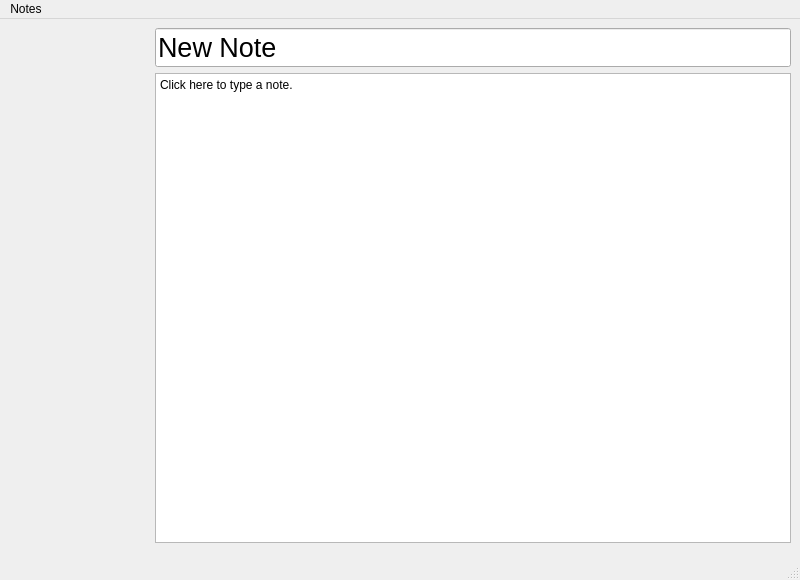
This is src/mainwindow.ui in colias-palaeno/qJot as Qt 5 draws it before an edit. The edited form follows.
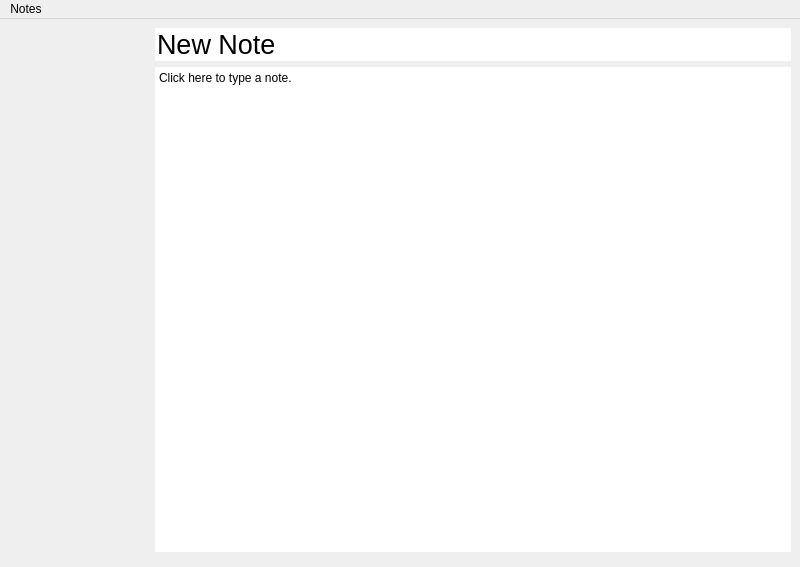
This is the edited form.

Patch:
```diff
--- a/src/mainwindow.ui
+++ b/src/mainwindow.ui
@@ -7,14 +7,22 @@
     <x>0</x>
     <y>0</y>
     <width>800</width>
-    <height>580</height>
+    <height>567</height>
    </rect>
   </property>
   <property name="windowTitle">
    <string>MainWindow</string>
   </property>
   <widget class="QWidget" name="centralwidget">
+   <property name="styleSheet">
+    <string notr="true">* {
+	border: 0;
+}</string>
+   </property>
    <layout class="QGridLayout" name="gridLayout">
+    <property name="bottomMargin">
+     <number>9</number>
+    </property>
     <item row="0" column="0" rowspan="3">
      <widget class="QScrollArea" name="scrollArea">
       <property name="sizePolicy">
@@ -40,13 +48,12 @@
       </property>
       <property name="styleSheet">
        <string notr="true">QScrollBar:vertical {
-            border: 0;
-            width: 10px;    
+            width: 6px;    
  }
 
 QScrollBar::handle:vertical {      
-          	border: 0;
-			background-color: rgba(47, 47, 47, 122);
+			border-radius: 2px;
+			background-color: rgba(47, 47, 47, 64);
 }
 
 QScrollBar::add-line:vertical {       
@@ -75,10 +82,22 @@
          <x>0</x>
          <y>0</y>
          <width>140</width>
-         <height>518</height>
+         <height>527</height>
         </rect>
        </property>
        <layout class="QVBoxLayout" name="verticalLayout_2">
+        <property name="leftMargin">
+         <number>0</number>
+        </property>
+        <property name="topMargin">
+         <number>0</number>
+        </property>
+        <property name="rightMargin">
+         <number>0</number>
+        </property>
+        <property name="bottomMargin">
+         <number>0</number>
+        </property>
         <item>
          <layout class="QVBoxLayout" name="verticalLayout"/>
         </item>
@@ -99,6 +118,9 @@
         <pointsize>20</pointsize>
        </font>
       </property>
+      <property name="styleSheet">
+       <string notr="true"/>
+      </property>
       <property name="text">
        <string>New Note</string>
       </property>
@@ -151,7 +173,6 @@
    </widget>
    <addaction name="menuNotes"/>
   </widget>
-  <widget class="QStatusBar" name="statusBar"/>
   <action name="actionSave">
    <property name="text">
     <string>Save</string>
```
Left out of the diff: 2 changed lines with no effect on the pictures.
